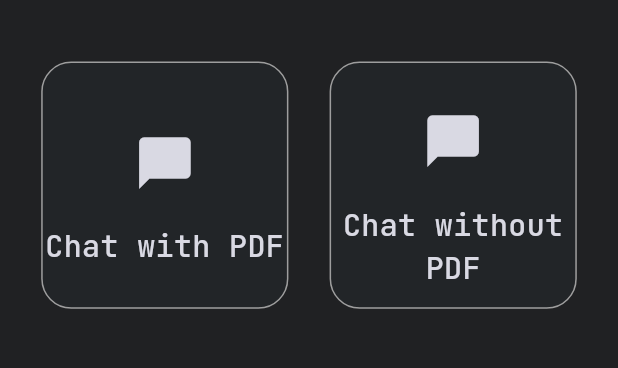
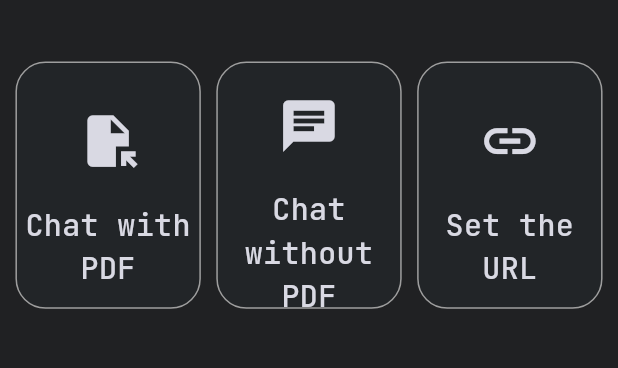
Before and after one commit to bipinkrish/Elixir, a Flutter app: the screen it shows after launch, on a phone screen of 412 x 824 dp, the part 239-607 px from its top. Run offline on Flutter 3.47's test engine with Material 3 defaults, Android fonts, the phone set to English and light mode, and no system bars; our stand-ins replace file_picker, flutter_svg, google_fonts, loading_indicator; missing offline and left inert: markdown_viewer; network calls fail.

Commit message:
feat: added url entry

```diff
--- a/lib/view/home_screen.dart
+++ b/lib/view/home_screen.dart
@@ -42,9 +42,13 @@ class _HomeScreenState extends State<HomeScreen> {
   }
 
   InkWell getCard(
-      String name, double width, double height, void Function() pressed) {
+      String name, double width, double height, IconData icon,void Function() pressed) {
     return InkWell(
       onTap: pressed,
+      splashColor: kBg500Color,
+      focusColor: kBg500Color,
+      hoverColor: kBg500Color,
+      highlightColor: kBg500Color,
       child: Container(
         width: width,
         height: height,
@@ -63,7 +67,7 @@ class _HomeScreenState extends State<HomeScreen> {
             Padding(
               padding: const EdgeInsets.all(20),
               child: Icon(
-                Icons.chat_bubble,
+                icon,
                 size: height * 0.25,
                 color: kWhiteColor,
               ),
@@ -88,6 +92,8 @@ class _HomeScreenState extends State<HomeScreen> {
     final width = MediaQuery.of(context).size.width;
     final height = MediaQuery.of(context).size.height;
 
+    final cardWidth = width * 0.3;
+
     return Scaffold(
       backgroundColor: kBg500Color,
       body: Column(
@@ -108,7 +114,7 @@ class _HomeScreenState extends State<HomeScreen> {
           Row(
             mainAxisAlignment: MainAxisAlignment.spaceEvenly,
             children: [
-              getCard("Chat with PDF", width * 0.4, height * 0.2, () async {
+              getCard("Chat with PDF", cardWidth, height * 0.2, Icons.file_open ,()  async {
                 final file = await FilePicker.platform.pickFiles(
                   allowMultiple: false,
                   type: FileType.custom,
@@ -141,13 +147,24 @@ class _HomeScreenState extends State<HomeScreen> {
               }),
               getCard(
                 "Chat without PDF",
-                width * 0.4,
+                cardWidth,
                 height * 0.2,
+                Icons.chat,
                 () async {
                   String? sessionName = await showAskSessionName();
                   if (sessionName != null && sessionName.isNotEmpty) {
                     createNewsessionAndGo(sessionName);
                   }
+                },
+              ),
+              getCard(
+                "Set the URL",
+                cardWidth,
+                height * 0.2,
+                Icons.link,
+                () async {
+                  String? url = await askURL();
+                  set_base_url(url!);
                 },
               ),
             ],
@@ -194,7 +211,9 @@ class _HomeScreenState extends State<HomeScreen> {
                             borderRadius: BorderRadius.circular(8.0),
                           ),
                           child: ListTile(
-                            hoverColor: kBg100Color,
+                            splashColor: kBg500Color,
+                            focusColor: kBg500Color,
+                            hoverColor: kBg500Color,
                             title: Text(sessions[index]['session_name']!),
                             titleTextStyle: kWhiteText.copyWith(
                               fontSize: 20,
```
